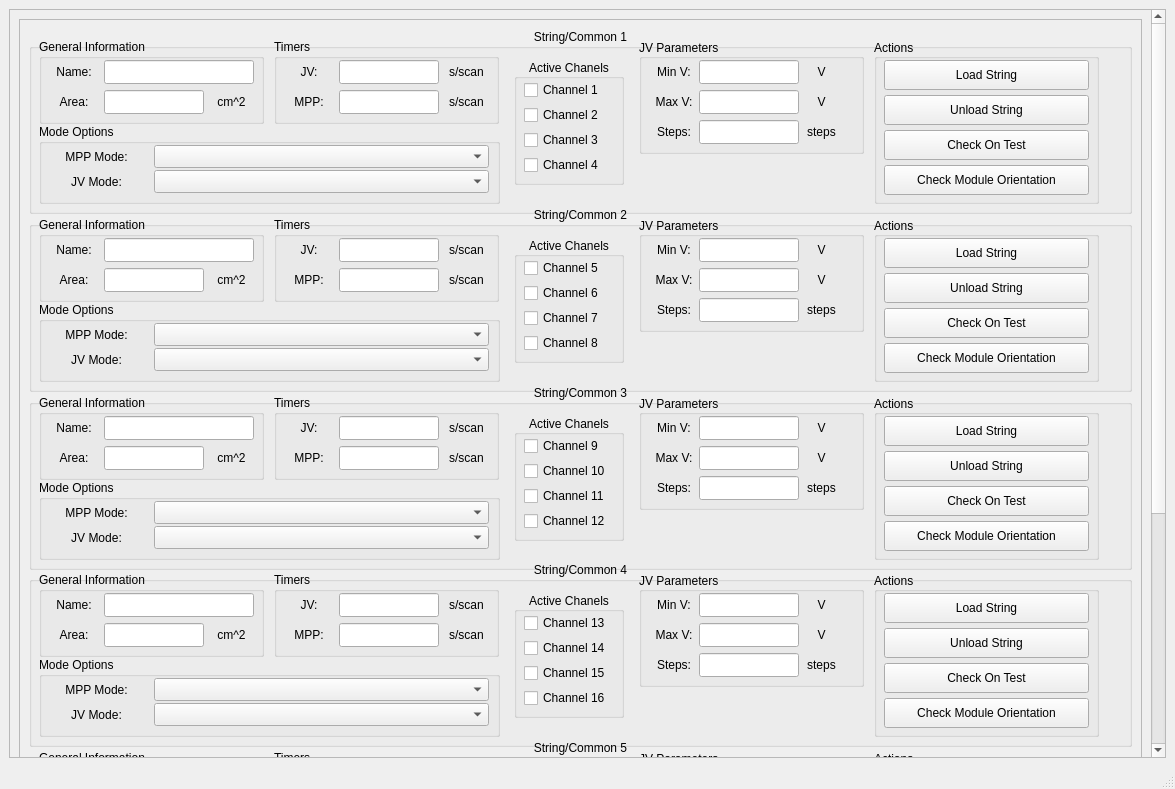
Qt form parasol/ui/RUN_UI.ui (fenning-research-group/parasol) before a commit.
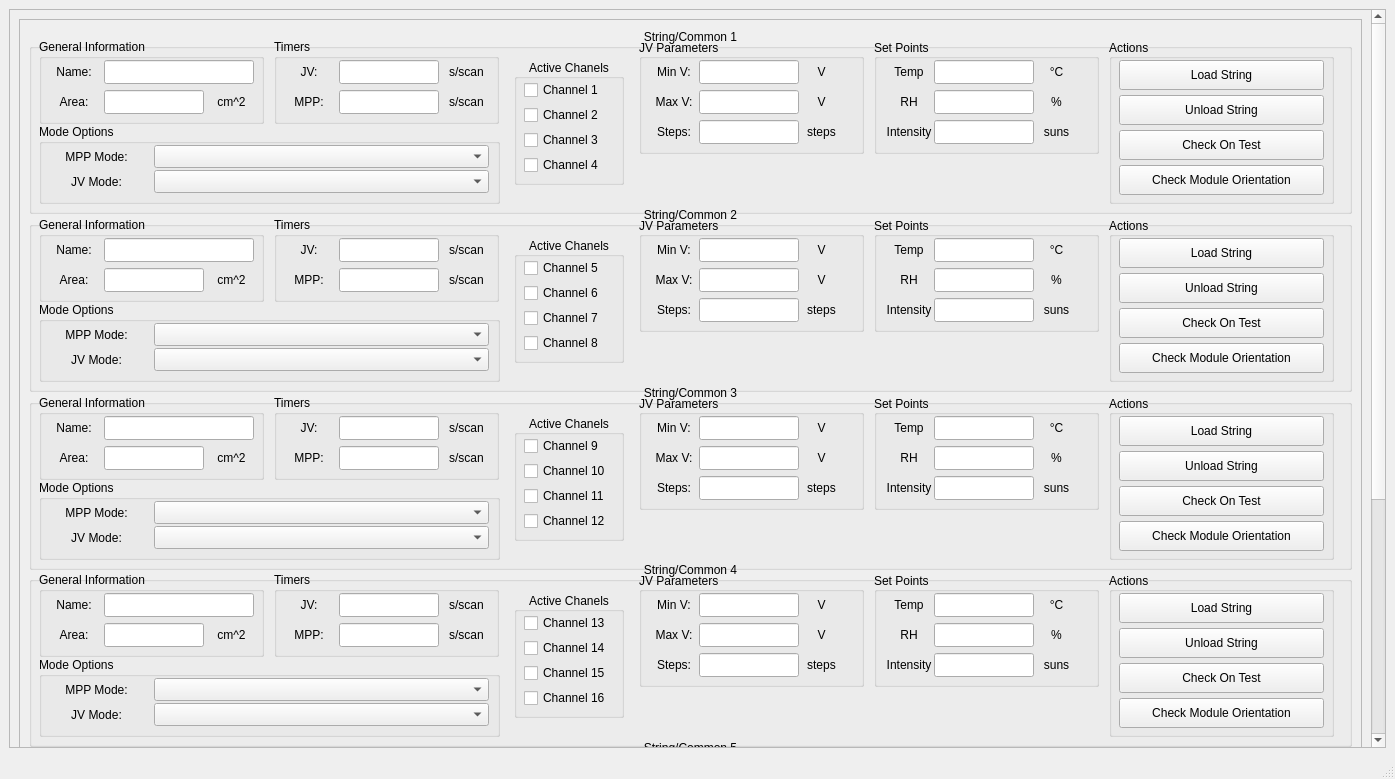
The same form after that commit. Icons and pictures are not drawn.

```diff
--- a/parasol/ui/RUN_UI.ui
+++ b/parasol/ui/RUN_UI.ui
@@ -6,8 +6,8 @@
    <rect>
     <x>0</x>
     <y>0</y>
-    <width>1175</width>
-    <height>789</height>
+    <width>1395</width>
+    <height>779</height>
    </rect>
   </property>
   <property name="windowTitle">
@@ -28,8 +28,8 @@
        <property name="geometry">
         <rect>
          <x>0</x>
-         <y>-349</y>
-         <width>1138</width>
+         <y>0</y>
+         <width>1358</width>
          <height>1098</height>
         </rect>
        </property>
@@ -448,7 +448,7 @@
                <widget class="QGroupBox" name="ActionBox_1">
                 <property name="geometry">
                  <rect>
-                  <x>845</x>
+                  <x>1080</x>
                   <y>10</y>
                   <width>225</width>
                   <height>165</height>
@@ -673,6 +673,169 @@
                  </property>
                 </widget>
                </widget>
+               <widget class="QGroupBox" name="SetPointBox_1">
+                <property name="geometry">
+                 <rect>
+                  <x>845</x>
+                  <y>10</y>
+                  <width>225</width>
+                  <height>115</height>
+                 </rect>
+                </property>
+                <property name="title">
+                 <string>Set Points</string>
+                </property>
+                <property name="alignment">
+                 <set>Qt::AlignLeading|Qt::AlignLeft|Qt::AlignVCenter</set>
+                </property>
+                <widget class="QLabel" name="RhLabel_1">
+                 <property name="geometry">
+                  <rect>
+                   <x>10</x>
+                   <y>51</y>
+                   <width>50</width>
+                   <height>24</height>
+                  </rect>
+                 </property>
+                 <property name="text">
+                  <string>RH</string>
+                 </property>
+                 <property name="alignment">
+                  <set>Qt::AlignCenter</set>
+                 </property>
+                </widget>
+                <widget class="QLineEdit" name="RhInput_1">
+                 <property name="geometry">
+                  <rect>
+                   <x>60</x>
+                   <y>51</y>
+                   <width>100</width>
+                   <height>24</height>
+                  </rect>
+                 </property>
+                 <property name="inputMask">
+                  <string/>
+                 </property>
+                 <property name="text">
+                  <string/>
+                 </property>
+                </widget>
+                <widget class="QLabel" name="RhUnits_1">
+                 <property name="geometry">
+                  <rect>
+                   <x>165</x>
+                   <y>51</y>
+                   <width>35</width>
+                   <height>24</height>
+                  </rect>
+                 </property>
+                 <property name="text">
+                  <string>%</string>
+                 </property>
+                 <property name="alignment">
+                  <set>Qt::AlignCenter</set>
+                 </property>
+                </widget>
+                <widget class="QLineEdit" name="IntensityInput_1">
+                 <property name="geometry">
+                  <rect>
+                   <x>60</x>
+                   <y>81</y>
+                   <width>100</width>
+                   <height>24</height>
+                  </rect>
+                 </property>
+                 <property name="inputMask">
+                  <string/>
+                 </property>
+                 <property name="text">
+                  <string/>
+                 </property>
+                </widget>
+                <widget class="QLabel" name="IntensityLabel_1">
+                 <property name="geometry">
+                  <rect>
+                   <x>10</x>
+                   <y>81</y>
+                   <width>50</width>
+                   <height>24</height>
+                  </rect>
+                 </property>
+                 <property name="text">
+                  <string>Intensity</string>
+                 </property>
+                 <property name="alignment">
+                  <set>Qt::AlignCenter</set>
+                 </property>
+                </widget>
+                <widget class="QLabel" name="IntensityUnits_1">
+                 <property name="enabled">
+                  <bool>true</bool>
+                 </property>
+                 <property name="geometry">
+                  <rect>
+                   <x>165</x>
+                   <y>81</y>
+                   <width>35</width>
+                   <height>24</height>
+                  </rect>
+                 </property>
+                 <property name="text">
+                  <string>suns</string>
+                 </property>
+                 <property name="alignment">
+                  <set>Qt::AlignCenter</set>
+                 </property>
+                </widget>
+                <widget class="QLabel" name="TempLabel_1">
+                 <property name="geometry">
+                  <rect>
+                   <x>10</x>
+                   <y>21</y>
+                   <width>50</width>
+                   <height>24</height>
+                  </rect>
+                 </property>
+                 <property name="text">
+                  <string>Temp</string>
+                 </property>
+                 <property name="alignment">
+                  <set>Qt::AlignCenter</set>
+                 </property>
+                </widget>
+                <widget class="QLineEdit" name="TempInput_1">
+                 <property name="geometry">
+                  <rect>
+                   <x>60</x>
+                   <y>21</y>
+                   <width>100</width>
+                   <height>24</height>
+                  </rect>
+                 </property>
+                 <property name="inputMask">
+                  <string/>
+                 </property>
+                 <property name="text">
+                  <string/>
+                 </property>
+                </widget>
+                <widget class="QLabel" name="TempUnits_1">
+                 <property name="geometry">
+                  <rect>
+                   <x>165</x>
+                   <y>21</y>
+                   <width>35</width>
+                   <height>24</height>
+                  </rect>
+                 </property>
+                 <property name="text">
+                  <string>°C</string>
+                 </property>
+                 <property name="alignment">
+                  <set>Qt::AlignCenter</set>
+                 </property>
+                </widget>
+               </widget>
               </widget>
              </item>
              <item>
@@ -1072,7 +1235,7 @@
                <widget class="QGroupBox" name="ActionBox_2">
                 <property name="geometry">
                  <rect>
-                  <x>845</x>
+                  <x>1080</x>
                   <y>10</y>
                   <width>225</width>
                   <height>165</height>
@@ -1297,6 +1460,169 @@
                  </property>
                 </widget>
                </widget>
+               <widget class="QGroupBox" name="SetPointBox_2">
+                <property name="geometry">
+                 <rect>
+                  <x>845</x>
+                  <y>10</y>
+                  <width>225</width>
+                  <height>115</height>
+                 </rect>
+                </property>
+                <property name="title">
+                 <string>Set Points</string>
+                </property>
+                <property name="alignment">
+                 <set>Qt::AlignLeading|Qt::AlignLeft|Qt::AlignVCenter</set>
+                </property>
+                <widget class="QLabel" name="RhLabel_2">
+                 <property name="geometry">
+                  <rect>
+                   <x>10</x>
+                   <y>51</y>
+                   <width>50</width>
+                   <height>24</height>
+                  </rect>
+                 </property>
+                 <property name="text">
+                  <string>RH</string>
+                 </property>
+                 <property name="alignment">
+                  <set>Qt::AlignCenter</set>
+                 </property>
+                </widget>
+                <widget class="QLineEdit" name="RhInput_2">
+                 <property name="geometry">
+                  <rect>
+                   <x>60</x>
+                   <y>51</y>
+                   <width>100</width>
+                   <height>24</height>
+                  </rect>
+                 </property>
+                 <property name="inputMask">
+                  <string/>
+                 </property>
+                 <property name="text">
+                  <string/>
+                 </property>
+                </widget>
+                <widget class="QLabel" name="RhUnits_2">
+                 <property name="geometry">
+                  <rect>
+                   <x>165</x>
+                   <y>51</y>
+                   <width>35</width>
+                   <height>24</height>
+                  </rect>
+                 </property>
+                 <property name="text">
+                  <string>%</string>
+                 </property>
+                 <property name="alignment">
+                  <set>Qt::AlignCenter</set>
+                 </property>
+                </widget>
+                <widget class="QLineEdit" name="IntensityInput_2">
+                 <property name="geometry">
+                  <rect>
+                   <x>60</x>
+                   <y>81</y>
+                   <width>100</width>
+                   <height>24</height>
+                  </rect>
+                 </property>
+                 <property name="inputMask">
+                  <string/>
+                 </property>
+                 <property name="text">
+                  <string/>
+                 </property>
+                </widget>
+                <widget class="QLabel" name="IntensityLabel_2">
+                 <property name="geometry">
+                  <rect>
+                   <x>10</x>
+                   <y>81</y>
+                   <width>50</width>
+                   <height>24</height>
+                  </rect>
+                 </property>
+                 <property name="text">
+                  <string>Intensity</string>
+                 </property>
+                 <property name="alignment">
+                  <set>Qt::AlignCenter</set>
+                 </property>
+                </widget>
+                <widget class="QLabel" name="IntensityUnits_2">
+                 <property name="enabled">
+                  <bool>true</bool>
+                 </property>
+                 <property name="geometry">
+                  <rect>
+                   <x>165</x>
+                   <y>81</y>
+                   <width>35</width>
+                   <height>24</height>
+                  </rect>
+                 </property>
+                 <property name="text">
+                  <string>suns</string>
+                 </property>
+                 <property name="alignment">
+                  <set>Qt::AlignCenter</set>
+                 </property>
+                </widget>
+                <widget class="QLabel" name="TempLabel_2">
+                 <property name="geometry">
+                  <rect>
+                   <x>10</x>
+                   <y>21</y>
+                   <width>50</width>
+                   <height>24</height>
+                  </rect>
+                 </property>
+                 <property name="text">
+                  <string>Temp</string>
+                 </property>
+                 <property name="alignment">
+                  <set>Qt::AlignCenter</set>
+                 </property>
+                </widget>
+                <widget class="QLineEdit" name="TempInput_2">
+                 <property name="geometry">
+                  <rect>
+                   <x>60</x>
+                   <y>21</y>
+                   <width>100</width>
+                   <height>24</height>
+                  </rect>
+                 </property>
+                 <property name="inputMask">
+                  <string/>
+                 </property>
+                 <property name="text">
+                  <string/>
+                 </property>
+                </widget>
+                <widget class="QLabel" name="TempUnits_2">
+                 <property name="geometry">
+                  <rect>
+                   <x>165</x>
+                   <y>21</y>
+                   <width>35</width>
+                   <height>24</height>
+                  </rect>
+                 </property>
+                 <property name="text">
+                  <string>°C</string>
+                 </property>
+                 <property name="alignment">
+                  <set>Qt::AlignCenter</set>
+                 </property>
+                </widget>
+               </widget>
               </widget>
              </item>
              <item>
@@ -1696,7 +2022,7 @@
                <widget class="QGroupBox" name="ActionBox_3">
                 <property name="geometry">
                  <rect>
-                  <x>845</x>
+                  <x>1080</x>
                   <y>10</y>
                   <width>225</width>
                   <height>165</height>
@@ -1924,6 +2250,169 @@
                  </property>
                 </widget>
                </widget>
+               <widget class="QGroupBox" name="SetPointBox_3">
+                <property name="geometry">
+                 <rect>
+                  <x>845</x>
+                  <y>10</y>
+                  <width>225</width>
+                  <height>115</height>
+                 </rect>
+                </property>
+                <property name="title">
+                 <string>Set Points</string>
+                </property>
+                <property name="alignment">
+                 <set>Qt::AlignLeading|Qt::AlignLeft|Qt::AlignVCenter</set>
+                </property>
+                <widget class="QLabel" name="RhLabel_3">
+                 <property name="geometry">
+                  <rect>
+                   <x>10</x>
+                   <y>51</y>
+                   <width>50</width>
+                   <height>24</height>
+                  </rect>
+                 </property>
+                 <property name="text">
+                  <string>RH</string>
+                 </property>
+                 <property name="alignment">
+                  <set>Qt::AlignCenter</set>
+                 </property>
+                </widget>
+                <widget class="QLineEdit" name="RhInput_3">
+                 <property name="geometry">
+                  <rect>
+                   <x>60</x>
+                   <y>51</y>
+                   <width>100</width>
+                   <height>24</height>
+                  </rect>
+                 </property>
+                 <property name="inputMask">
+                  <string/>
+                 </property>
+                 <property name="text">
+                  <string/>
+                 </property>
+                </widget>
+                <widget class="QLabel" name="RhUnits_3">
+                 <property name="geometry">
+                  <rect>
+                   <x>165</x>
+                   <y>51</y>
+                   <width>35</width>
+                   <height>24</height>
+                  </rect>
+                 </property>
+                 <property name="text">
+                  <string>%</string>
+                 </property>
+                 <property name="alignment">
+                  <set>Qt::AlignCenter</set>
+                 </property>
+                </widget>
+                <widget class="QLineEdit" name="IntensityInput_3">
+                 <property name="geometry">
+                  <rect>
+                   <x>60</x>
+                   <y>81</y>
+                   <width>100</width>
+                   <height>24</height>
+                  </rect>
+                 </property>
+                 <property name="inputMask">
+                  <string/>
+                 </property>
+                 <property name="text">
+                  <string/>
+                 </property>
+                </widget>
+                <widget class="QLabel" name="IntensityLabel_3">
+                 <property name="geometry">
+                  <rect>
+                   <x>10</x>
+                   <y>81</y>
+                   <width>50</width>
+                   <height>24</height>
+                  </rect>
+                 </property>
+                 <property name="text">
+                  <string>Intensity</string>
+                 </property>
+                 <property name="alignment">
+                  <set>Qt::AlignCenter</set>
+                 </property>
+                </widget>
+                <widget class="QLabel" name="IntensityUnits_3">
+                 <property name="enabled">
+                  <bool>true</bool>
+                 </property>
+                 <property name="geometry">
+                  <rect>
+                   <x>165</x>
+                   <y>81</y>
+                   <width>35</width>
+                   <height>24</height>
+                  </rect>
+                 </property>
+                 <property name="text">
+                  <string>suns</string>
+                 </property>
+                 <property name="alignment">
+                  <set>Qt::AlignCenter</set>
+                 </property>
+                </widget>
+                <widget class="QLabel" name="TempLabel_3">
+                 <property name="geometry">
+                  <rect>
+                   <x>10</x>
+                   <y>21</y>
+                   <width>50</width>
+                   <height>24</height>
+                  </rect>
+                 </property>
+                 <property name="text">
+                  <string>Temp</string>
+                 </property>
+                 <property name="alignment">
+                  <set>Qt::AlignCenter</set>
+                 </property>
+                </widget>
+                <widget class="QLineEdit" name="TempInput_3">
+                 <property name="geometry">
+                  <rect>
+                   <x>60</x>
+                   <y>21</y>
+                   <width>100</width>
+                   <height>24</height>
+                  </rect>
+                 </property>
+                 <property name="inputMask">
+                  <string/>
+                 </property>
+                 <property name="text">
+                  <string/>
+                 </property>
+                </widget>
+                <widget class="QLabel" name="TempUnits_3">
+                 <property name="geometry">
+                  <rect>
+                   <x>165</x>
+                   <y>21</y>
+                   <width>35</width>
+                   <height>24</height>
+                  </rect>
+                 </property>
+                 <property name="text">
+                  <string>°C</string>
+                 </property>
+                 <property name="alignment">
+                  <set>Qt::AlignCenter</set>
+                 </property>
+                </widget>
+               </widget>
               </widget>
              </item>
              <item>
@@ -2323,7 +2812,7 @@
                <widget class="QGroupBox" name="ActionBox_4">
                 <property name="geometry">
                  <rect>
-                  <x>845</x>
+                  <x>1080</x>
                   <y>10</y>
                   <width>225</width>
                   <height>165</height>
@@ -2551,6 +3040,169 @@
                  </property>
                 </widget>
                </widget>
+               <widget class="QGroupBox" name="SetPointBox_4">
+                <property name="geometry">
+                 <rect>
+                  <x>845</x>
+                  <y>10</y>
+                  <width>225</width>
+                  <height>115</height>
+                 </rect>
+                </property>
+                <property name="title">
+                 <string>Set Points</string>
+                </property>
+                <property name="alignment">
+                 <set>Qt::AlignLeading|Qt::AlignLeft|Qt::AlignVCenter</set>
+                </property>
+                <widget class="QLabel" name="RhLabel_4">
+                 <property name="geometry">
+                  <rect>
+                   <x>10</x>
+                   <y>51</y>
+                   <width>50</width>
+                   <height>24</height>
+                  </rect>
+                 </property>
+                 <property name="text">
+                  <string>RH</string>
+                 </property>
+                 <property name="alignment">
+                  <set>Qt::AlignCenter</set>
+                 </property>
+                </widget>
+                <widget class="QLineEdit" name="RhInput_4">
+                 <property name="geometry">
+                  <rect>
+                   <x>60</x>
+                   <y>51</y>
+                   <width>100</width>
+                   <height>24</height>
+                  </rect>
+                 </property>
+                 <property name="inputMask">
+                  <string/>
+                 </property>
+                 <property name="text">
+                  <string/>
+                 </property>
+                </widget>
+                <widget class="QLabel" name="RhUnits_4">
+                 <property name="geometry">
+                  <rect>
+                   <x>165</x>
+                   <y>51</y>
+                   <width>35</width>
+                   <height>24</height>
+                  </rect>
+                 </property>
+                 <property name="text">
+                  <string>%</string>
+                 </property>
+                 <property name="alignment">
+                  <set>Qt::AlignCenter</set>
+                 </property>
+                </widget>
+                <widget class="QLineEdit" name="IntensityInput_4">
+                 <property name="geometry">
+                  <rect>
+                   <x>60</x>
+                   <y>81</y>
+                   <width>100</width>
+                   <height>24</height>
+                  </rect>
+                 </property>
+                 <property name="inputMask">
+                  <string/>
+                 </property>
+                 <property name="text">
+                  <string/>
+                 </property>
+                </widget>
+                <widget class="QLabel" name="IntensityLabel_4">
+                 <property name="geometry">
+                  <rect>
+                   <x>10</x>
+                   <y>81</y>
+                   <width>50</width>
+                   <height>24</height>
+                  </rect>
+                 </property>
+                 <property name="text">
+                  <string>Intensity</string>
+                 </property>
+                 <property name="alignment">
+                  <set>Qt::AlignCenter</set>
+                 </property>
+                </widget>
+                <widget class="QLabel" name="IntensityUnits_4">
+                 <property name="enabled">
+                  <bool>true</bool>
+                 </property>
+                 <property name="geometry">
+                  <rect>
+                   <x>165</x>
+                   <y>81</y>
+                   <width>35</width>
+                   <height>24</height>
+                  </rect>
+                 </property>
+                 <property name="text">
+                  <string>suns</string>
+                 </property>
+                 <property name="alignment">
+                  <set>Qt::AlignCenter</set>
+                 </property>
+                </widget>
+                <widget class="QLabel" name="TempLabel_4">
+                 <property name="geometry">
+                  <rect>
+                   <x>10</x>
+                   <y>21</y>
+                   <width>50</width>
+                   <height>24</height>
+                  </rect>
+                 </property>
+                 <property name="text">
+                  <string>Temp</string>
+                 </property>
+                 <property name="alignment">
+                  <set>Qt::AlignCenter</set>
+                 </property>
+                </widget>
+                <widget class="QLineEdit" name="TempInput_4">
+                 <property name="geometry">
+                  <rect>
+                   <x>60</x>
+                   <y>21</y>
+                   <width>100</width>
+                   <height>24</height>
+                  </rect>
+                 </property>
+                 <property name="inputMask">
+                  <string/>
+                 </property>
+                 <property name="text">
+                  <string/>
+                 </property>
+                </widget>
+                <widget class="QLabel" name="TempUnits_4">
+                 <property name="geometry">
+                  <rect>
+                   <x>165</x>
+                   <y>21</y>
+                   <width>35</width>
+                   <height>24</height>
+                  </rect>
+                 </property>
+                 <property name="text">
+                  <string>°C</string>
+                 </property>
+                 <property name="alignment">
+                  <set>Qt::AlignCenter</set>
+                 </property>
+                </widget>
+               </widget>
               </widget>
              </item>
              <item>
@@ -2950,7 +3602,7 @@
                <widget class="QGroupBox" name="ActionBox_5">
                 <property name="geometry">
                  <rect>
-                  <x>845</x>
+                  <x>1080</x>
                   <y>10</y>
                   <width>225</width>
                   <height>165</height>
```
Left out of the diff: 340 changed lines with no effect on the pictures.
